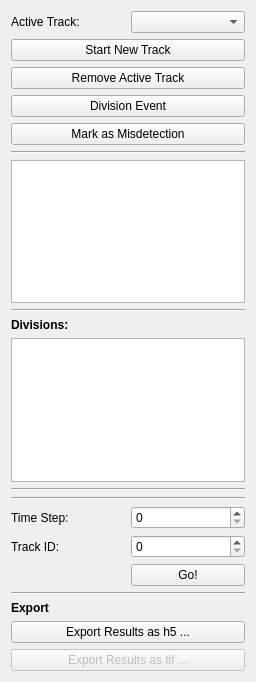
First picture: the form in ilastik/applets/tracking/manual/drawer.ui, repository ilastik/ilastik, before the edit.
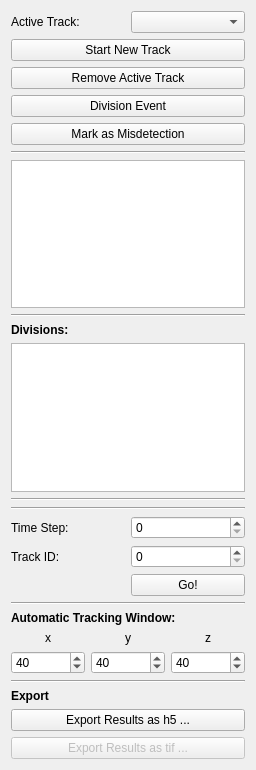
Second picture: the form after the edit.

Commit message: manual tracking: added gui control for automated tracking window

```diff
--- a/ilastik/applets/tracking/manual/drawer.ui
+++ b/ilastik/applets/tracking/manual/drawer.ui
@@ -7,7 +7,7 @@
     <x>0</x>
     <y>0</y>
     <width>256</width>
-    <height>682</height>
+    <height>770</height>
    </rect>
   </property>
   <property name="sizePolicy">
@@ -118,9 +118,9 @@
      <property name="font">
       <font>
        <pointsize>8</pointsize>
-       <weight>75</weight>
+       <weight>50</weight>
        <italic>true</italic>
-       <bold>true</bold>
+       <bold>false</bold>
       </font>
      </property>
     </widget>
@@ -201,6 +201,89 @@
      </item>
     </layout>
    </item>
+   <item>
+    <widget class="Line" name="line_6">
+     <property name="orientation">
+      <enum>Qt::Horizontal</enum>
+     </property>
+    </widget>
+   </item>
+   <item>
+    <layout class="QVBoxLayout" name="verticalLayout_2">
+     <item>
+      <widget class="QLabel" name="label_5">
+       <property name="font">
+        <font>
+         <weight>75</weight>
+         <bold>true</bold>
+        </font>
+       </property>
+       <property name="text">
+        <string>Automatic Tracking Window:</string>
+       </property>
+      </widget>
+     </item>
+     <item>
+      <layout class="QHBoxLayout" name="horizontalLayout_2">
+       <item>
+        <widget class="QLabel" name="label_8">
+         <property name="text">
+          <string>x</string>
+         </property>
+         <property name="alignment">
+          <set>Qt::AlignCenter</set>
+         </property>
+        </widget>
+       </item>
+       <item>
+        <widget class="QLabel" name="label_7">
+         <property name="text">
+          <string>y</string>
+         </property>
+         <property name="alignment">
+          <set>Qt::AlignCenter</set>
+         </property>
+        </widget>
+       </item>
+       <item>
+        <widget class="QLabel" name="label_6">
+         <property name="text">
+          <string>z</string>
+         </property>
+         <property name="alignment">
+          <set>Qt::AlignCenter</set>
+         </property>
+        </widget>
+       </item>
+      </layout>
+     </item>
+     <item>
+      <layout class="QHBoxLayout" name="horizontalLayout">
+       <item>
+        <widget class="QSpinBox" name="windowXBox">
+         <property name="value">
+          <number>40</number>
+         </property>
+        </widget>
+       </item>
+       <item>
+        <widget class="QSpinBox" name="windowYBox">
+         <property name="value">
+          <number>40</number>
+         </property>
+        </widget>
+       </item>
+       <item>
+        <widget class="QSpinBox" name="windowZBox">
+         <property name="value">
+          <number>40</number>
+         </property>
+        </widget>
+       </item>
+      </layout>
+     </item>
+    </layout>
+   </item>
    <item>
     <widget class="Line" name="line_4">
      <property name="orientation">
```
The commit also changes 1 other file.
